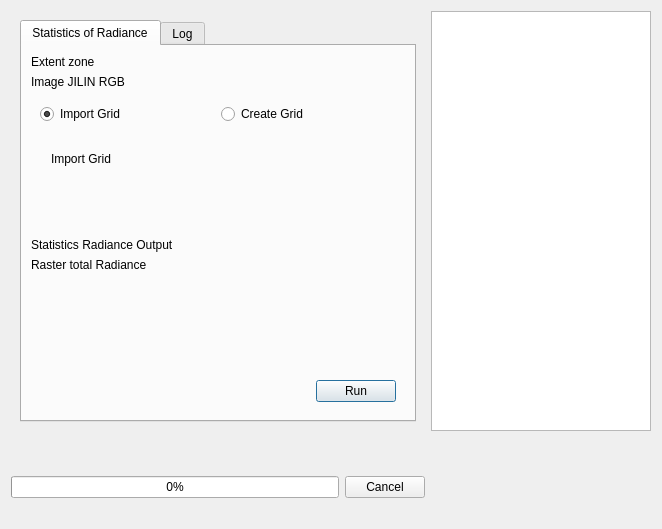
First picture: the form in Interface_dialog_base.ui, repository MathieuChailloux/LightPollutionToolbox, before the edit.
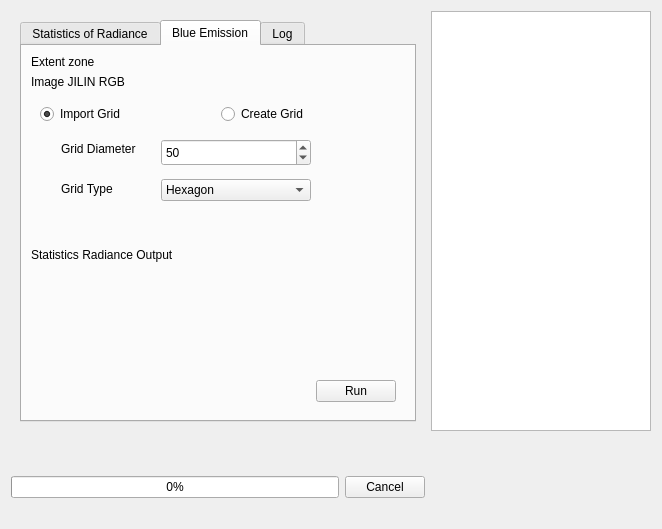
Second picture: the form after the edit. The open tabs and pages were chosen to show the change. Icons and pictures are not drawn. Custom widgets are drawn as their Qt base class.

Patch:
```diff
--- a/Interface_dialog_base.ui
+++ b/Interface_dialog_base.ui
@@ -285,6 +285,243 @@
           </item>
          </layout>
         </widget>
+        <widget class="QWidget" name="tabBlue">
+         <attribute name="title">
+          <string>Blue Emission</string>
+         </attribute>
+         <layout class="QGridLayout" name="gridLayout_5">
+          <item row="0" column="0">
+           <widget class="QLabel" name="labelExtent_4">
+            <property name="text">
+             <string>Extent zone</string>
+            </property>
+           </widget>
+          </item>
+          <item row="0" column="1">
+           <widget class="QgsFileWidget" name="extentFileBlue"/>
+          </item>
+          <item row="1" column="0">
+           <widget class="QLabel" name="labelImage_2">
+            <property name="text">
+             <string>Image JILIN RGB</string>
+            </property>
+           </widget>
+          </item>
+          <item row="1" column="1">
+           <widget class="QgsFileWidget" name="ImageFileBlue"/>
+          </item>
+          <item row="2" column="0" colspan="2">
+           <widget class="QFrame" name="frame_3">
+            <property name="frameShape">
+             <enum>QFrame::NoFrame</enum>
+            </property>
+            <property name="frameShadow">
+             <enum>QFrame::Raised</enum>
+            </property>
+            <layout class="QHBoxLayout" name="horizontalLayout_9">
+             <item>
+              <widget class="QRadioButton" name="radioButtonImportGridBlue">
+               <property name="text">
+                <string>Import Grid</string>
+               </property>
+               <property name="checked">
+                <bool>true</bool>
+               </property>
+              </widget>
+             </item>
+             <item>
+              <widget class="QRadioButton" name="radioButtonCreateGridBlue">
+               <property name="enabled">
+                <bool>true</bool>
+               </property>
+               <property name="text">
+                <string>Create Grid</string>
+               </property>
+               <property name="checked">
+                <bool>false</bool>
+               </property>
+              </widget>
+             </item>
+            </layout>
+           </widget>
+          </item>
+          <item row="3" column="0" colspan="2">
+           <widget class="QStackedWidget" name="stackedGridImportCreateBlue">
+            <property name="currentIndex">
+             <number>1</number>
+            </property>
+            <widget class="QWidget" name="widgetImportGridBlue">
+             <widget class="QLabel" name="labelImportGridBlue">
+              <property name="geometry">
+               <rect>
+                <x>20</x>
+                <y>10</y>
+                <width>81</width>
+                <height>20</height>
+               </rect>
+              </property>
+              <property name="text">
+               <string>Import Grid</string>
+              </property>
+             </widget>
+             <widget class="QgsFileWidget" name="gridFileBlue">
+              <property name="geometry">
+               <rect>
+                <x>130</x>
+                <y>10</y>
+                <width>241</width>
+                <height>27</height>
+               </rect>
+              </property>
+             </widget>
+            </widget>
+            <widget class="QWidget" name="widgetCreateGridBlue">
+             <widget class="QLabel" name="labelDiameterGrid_4">
+              <property name="geometry">
+               <rect>
+                <x>30</x>
+                <y>0</y>
+                <width>81</width>
+                <height>20</height>
+               </rect>
+              </property>
+              <property name="text">
+               <string>Grid Diameter</string>
+              </property>
+             </widget>
+             <widget class="QLabel" name="labelGridType_4">
+              <property name="geometry">
+               <rect>
+                <x>30</x>
+                <y>40</y>
+                <width>81</width>
+                <height>20</height>
+               </rect>
+              </property>
+              <property name="text">
+               <string>Grid Type</string>
+              </property>
+             </widget>
+             <widget class="QComboBox" name="gridTypeBlue">
+              <property name="geometry">
+               <rect>
+                <x>130</x>
+                <y>40</y>
+                <width>150</width>
+                <height>22</height>
+               </rect>
+              </property>
+              <property name="currentText">
+               <string>Hexagon</string>
+              </property>
+              <property name="currentIndex">
+               <number>2</number>
+              </property>
+              <property name="duplicatesEnabled">
+               <bool>false</bool>
+              </property>
+              <item>
+               <property name="text">
+                <string>Rectangle</string>
+               </property>
+              </item>
+              <item>
+               <property name="text">
+                <string>Diamond</string>
+               </property>
+              </item>
+              <item>
+               <property name="text">
+                <string>Hexagon</string>
+               </property>
+              </item>
+             </widget>
+             <widget class="QgsDoubleSpinBox" name="gridSizeBlue">
+              <property name="geometry">
+               <rect>
+                <x>130</x>
+                <y>0</y>
+                <width>150</width>
+                <height>27</height>
+               </rect>
+              </property>
+              <property name="decimals">
+               <number>0</number>
+              </property>
+              <property name="minimum">
+               <double>25.000000000000000</double>
+              </property>
+              <property name="maximum">
+               <double>1000.000000000000000</double>
+              </property>
+              <property name="value">
+               <double>50.000000000000000</double>
+              </property>
+             </widget>
+            </widget>
+           </widget>
+          </item>
+          <item row="4" column="0">
+           <widget class="QLabel" name="labelExtent_5">
+            <property name="text">
+             <string>Statistics Radiance Output</string>
+            </property>
+           </widget>
+          </item>
+          <item row="4" column="1">
+           <widget class="QgsFileWidget" name="outFileVectorBlue">
+            <property name="storageMode">
+             <enum>QgsFileWidget::SaveFile</enum>
+            </property>
+           </widget>
+          </item>
+          <item row="5" column="0">
+           <spacer name="verticalSpacer_2">
+            <property name="orientation">
+             <enum>Qt::Vertical</enum>
+            </property>
+            <property name="sizeHint" stdset="0">
+             <size>
+              <width>20</width>
+              <height>92</height>
+             </size>
+            </property>
+           </spacer>
+          </item>
+          <item row="6" column="0" colspan="2">
+           <widget class="QFrame" name="frame_4">
+            <property name="frameShape">
+             <enum>QFrame::NoFrame</enum>
+            </property>
+            <property name="frameShadow">
+             <enum>QFrame::Raised</enum>
+            </property>
+            <layout class="QHBoxLayout" name="horizontalLayout_10">
+             <item>
+              <spacer name="horizontalSpacer_5">
+               <property name="orientation">
+                <enum>Qt::Horizontal</enum>
+               </property>
+               <property name="sizeHint" stdset="0">
+                <size>
+                 <width>218</width>
+                 <height>20</height>
+                </size>
+               </property>
+              </spacer>
+             </item>
+             <item>
+              <widget class="QPushButton" name="pushRunBlueEmissionButton">
+               <property name="text">
+                <string>Run</string>
+               </property>
+              </widget>
+             </item>
+            </layout>
+           </widget>
+          </item>
+         </layout>
+        </widget>
         <widget class="QWidget" name="tabLog">
          <attribute name="title">
           <string>Log</string>
```
Left out of the diff: 28 changed lines with no effect on the pictures.
